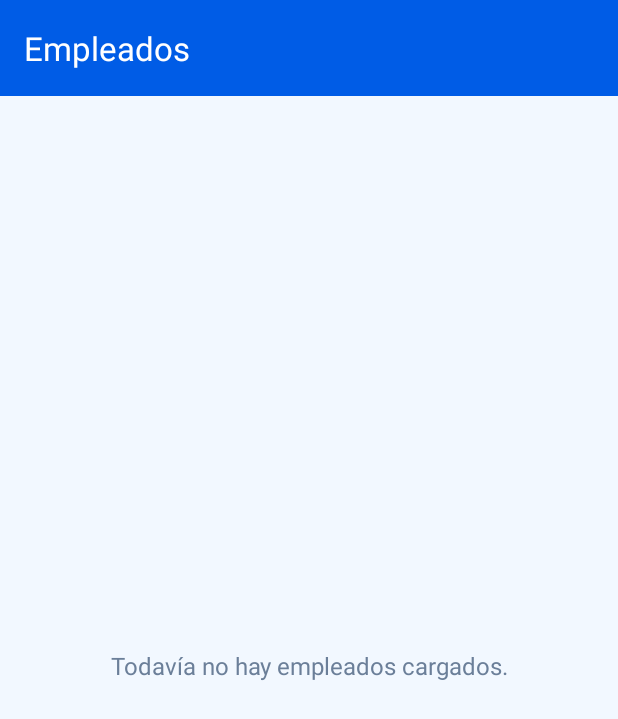
After one commit to ZagarNahuel/Tp-CalculadoraSalarial, an Android app: the EmpleadosActivity screen opened directly, with no data from a screen before it, on a phone screen of 412 x 824 dp. The commit adds this screen. Shown: the top 719 px of the screen. Run offline under Robolectric (Android 15) with nearby library versions, the phone set to English and light mode, and no system bars; our stand-ins replace Room's generated code, navigation-ui.

Commit message:
Agrego la pantalla Empleados con el listado en un RecyclerView
EmpleadosActivity con Toolbar y NavHostFragment, nav_empleados con la lista, EmpleadoAdapter (ListAdapter + DiffUtil) y ListaEmpleadosFragment que observa el LiveData de Room. La calculadora tiene un botón para entrar a Empleados.

```diff
--- a/app/build.gradle.kts
+++ b/app/build.gradle.kts
@@ -52,6 +52,9 @@ dependencies {
     implementation(libs.androidx.navigation.fragment)
     implementation(libs.androidx.navigation.ui)
 
+    // Listado de empleados
+    implementation(libs.androidx.recyclerview)
+
     // MVVM: ViewModel y LiveData
     implementation(libs.androidx.lifecycle.viewmodel.ktx)
     implementation(libs.androidx.lifecycle.livedata.ktx)
--- a/app/src/main/AndroidManifest.xml
+++ b/app/src/main/AndroidManifest.xml
@@ -33,6 +33,11 @@
             android:screenOrientation="portrait"
             android:windowSoftInputMode="adjustResize" />
         <activity
+            android:name=".empleados.EmpleadosActivity"
+            android:exported="false"
+            android:screenOrientation="portrait"
+            android:windowSoftInputMode="adjustResize" />
+        <activity
             android:name=".RegistroActivity"
             android:exported="false"
             android:screenOrientation="portrait"
--- a/app/src/main/java/com/example/calculadorasalarial/CalculadoraActivity.kt
+++ b/app/src/main/java/com/example/calculadorasalarial/CalculadoraActivity.kt
@@ -26,6 +26,7 @@ import androidx.core.view.ViewCompat
 import androidx.core.view.WindowCompat
 import androidx.core.view.WindowInsetsCompat
 import androidx.core.view.children
+import com.example.calculadorasalarial.empleados.EmpleadosActivity
 import com.google.android.material.button.MaterialButton
 import com.google.android.material.dialog.MaterialAlertDialogBuilder
 import java.util.Calendar
@@ -123,6 +124,11 @@ class CalculadoraActivity : AppCompatActivity() {
 
         // 'Atrás' (el botón y el del celular) vuelve al login y cierra la sesión.
         findViewById<Button>(R.id.btnAtras).setOnClickListener { volverAlLogin() }
+
+        // Abre la sección Empleados (TP 2).
+        findViewById<Button>(R.id.btnEmpleados).setOnClickListener {
+            startActivity(Intent(this, EmpleadosActivity::class.java))
+        }
         onBackPressedDispatcher.addCallback(this) { volverAlLogin() }
 
         spMes.adapter = adaptadorSpinnerBlanco(resources.getStringArray(R.array.lista_meses))
--- /dev/null
+++ b/app/src/main/java/com/example/calculadorasalarial/empleados/EmpleadosActivity.kt
@@ -0,0 +1,56 @@
+package com.example.calculadorasalarial.empleados
+
+import android.os.Bundle
+import androidx.appcompat.app.AppCompatActivity
+import androidx.core.view.ViewCompat
+import androidx.core.view.WindowCompat
+import androidx.core.view.WindowInsetsCompat
+import androidx.navigation.NavController
+import androidx.navigation.fragment.NavHostFragment
+import androidx.navigation.ui.NavigationUI
+import com.example.calculadorasalarial.R
+import com.example.calculadorasalarial.databinding.ActivityEmpleadosBinding
+
+// Aloja la sección Empleados: una barra arriba (Toolbar) y, debajo, un contenedor donde
+// Navigation Component cambia entre la lista, el alta y la modificación.
+class EmpleadosActivity : AppCompatActivity() {
+
+    private lateinit var binding: ActivityEmpleadosBinding
+    private lateinit var navController: NavController
+
+    override fun onCreate(savedInstanceState: Bundle?) {
+        super.onCreate(savedInstanceState)
+        binding = ActivityEmpleadosBinding.inflate(layoutInflater)
+        setContentView(binding.root)
+        ajustarBordesDelSistema()
+
+        setSupportActionBar(binding.toolbar)
+
+        // El NavHostFragment es el contenedor que muestra la pantalla actual del nav_empleados.
+        val navHost = supportFragmentManager.findFragmentById(R.id.contenedorEmpleados) as NavHostFragment
+        navController = navHost.navController
+
+        // La barra muestra el título de cada pantalla y la flecha para volver.
+        NavigationUI.setupActionBarWithNavController(this, navController)
+    }
+
+    // Flecha de volver de la barra: vuelve a la pantalla anterior de la navegación.
+    override fun onSupportNavigateUp(): Boolean = navController.navigateUp() || super.onSupportNavigateUp()
+
+    // Evita que la barra de estado, la de abajo o el teclado tapen el contenido.
+    private fun ajustarBordesDelSistema() {
+        WindowCompat.getInsetsController(window, binding.raizEmpleados).isAppearanceLightStatusBars = false
+
+        ViewCompat.setOnApplyWindowInsetsListener(binding.raizEmpleados) { _, insets ->
+            val barras = insets.getInsets(
+                WindowInsetsCompat.Type.systemBars() or WindowInsetsCompat.Type.displayCutout()
+            )
+            val teclado = insets.getInsets(WindowInsetsCompat.Type.ime())
+            binding.encabezadoEmpleados.setPadding(barras.left, barras.top, barras.right, 0)
+            binding.contenedorEmpleados.setPadding(
+                barras.left, 0, barras.right, maxOf(barras.bottom, teclado.bottom)
+            )
+            insets
+        }
+    }
+}
--- /dev/null
+++ b/app/src/main/java/com/example/calculadorasalarial/empleados/ListaEmpleadosFragment.kt
@@ -0,0 +1,52 @@
+package com.example.calculadorasalarial.empleados
+
+import android.os.Bundle
+import android.view.LayoutInflater
+import android.view.View
+import android.view.ViewGroup
+import androidx.fragment.app.Fragment
+import androidx.lifecycle.ViewModelProvider
+import androidx.recyclerview.widget.LinearLayoutManager
+import com.example.calculadorasalarial.databinding.FragmentListaEmpleadosBinding
+
+// Primera pantalla de Empleados: muestra todos los empleados guardados en la base.
+class ListaEmpleadosFragment : Fragment() {
+
+    // El binding solo vale mientras existe la vista del fragment, por eso se vacía en onDestroyView.
+    private var _binding: FragmentListaEmpleadosBinding? = null
+    private val binding get() = _binding!!
+
+    private lateinit var viewModel: EmpleadoViewModel
+    private lateinit var adaptador: EmpleadoAdapter
+
+    override fun onCreateView(
+        inflater: LayoutInflater,
+        container: ViewGroup?,
+        savedInstanceState: Bundle?
+    ): View {
+        _binding = FragmentListaEmpleadosBinding.inflate(inflater, container, false)
+        return binding.root
+    }
+
+    override fun onViewCreated(view: View, savedInstanceState: Bundle?) {
+        super.onViewCreated(view, savedInstanceState)
+
+        // El ViewModel es de la Activity, así todos los fragments comparten el mismo.
+        viewModel = ViewModelProvider(requireActivity())[EmpleadoViewModel::class.java]
+
+        adaptador = EmpleadoAdapter()
+        binding.recyclerEmpleados.layoutManager = LinearLayoutManager(requireContext())
+        binding.recyclerEmpleados.adapter = adaptador
+
+        // Observer: cada vez que cambia la tabla en Room, llega la lista nueva y se redibuja.
+        viewModel.empleados.observe(viewLifecycleOwner) { lista ->
+            adaptador.submitList(lista)
+            binding.tvListaVacia.visibility = if (lista.isEmpty()) View.VISIBLE else View.GONE
+        }
+    }
+
+    override fun onDestroyView() {
+        super.onDestroyView()
+        _binding = null
+    }
+}
--- /dev/null
+++ b/app/src/main/res/layout/activity_empleados.xml
@@ -0,0 +1,40 @@
+<?xml version="1.0" encoding="utf-8"?>
+<LinearLayout xmlns:android="http://schemas.android.com/apk/res/android"
+    xmlns:app="http://schemas.android.com/apk/res-auto"
+    xmlns:tools="http://schemas.android.com/tools"
+    android:id="@+id/raizEmpleados"
+    android:layout_width="match_parent"
+    android:layout_height="match_parent"
+    android:background="@color/calc_fondo"
+    android:orientation="vertical"
+    tools:context=".empleados.EmpleadosActivity">
+
+    <!-- El azul llega hasta arriba de todo: el espacio de la barra de estado se suma desde el código. -->
+    <LinearLayout
+        android:id="@+id/encabezadoEmpleados"
+        android:layout_width="match_parent"
+        android:layout_height="wrap_content"
+        android:background="@color/calc_azul"
+        android:orientation="vertical">
+
+        <com.google.android.material.appbar.MaterialToolbar
+            android:id="@+id/toolbar"
+            android:layout_width="match_parent"
+            android:layout_height="?attr/actionBarSize"
+            android:background="@android:color/transparent"
+            android:theme="@style/ThemeOverlay.CalculadoraSalarial.Toolbar"
+            app:navigationIconTint="@color/white"
+            app:popupTheme="@style/ThemeOverlay.AppCompat.Light"
+            app:titleTextColor="@color/white" />
+    </LinearLayout>
+
+    <!-- Acá se van cambiando las pantallas (fragments) según el nav_empleados. -->
+    <androidx.fragment.app.FragmentContainerView
+        android:id="@+id/contenedorEmpleados"
+        android:name="androidx.navigation.fragment.NavHostFragment"
+        android:layout_width="match_parent"
+        android:layout_height="0dp"
+        android:layout_weight="1"
+        app:defaultNavHost="true"
+        app:navGraph="@navigation/nav_empleados" />
+</LinearLayout>
--- /dev/null
+++ b/app/src/main/res/layout/fragment_lista_empleados.xml
@@ -0,0 +1,29 @@
+<?xml version="1.0" encoding="utf-8"?>
+<FrameLayout xmlns:android="http://schemas.android.com/apk/res/android"
+    xmlns:tools="http://schemas.android.com/tools"
+    android:layout_width="match_parent"
+    android:layout_height="match_parent"
+    tools:context=".empleados.ListaEmpleadosFragment">
+
+    <!-- El espacio de abajo evita que el botón de agregar tape al último empleado. -->
+    <androidx.recyclerview.widget.RecyclerView
+        android:id="@+id/recyclerEmpleados"
+        android:layout_width="match_parent"
+        android:layout_height="match_parent"
+        android:clipToPadding="false"
+        android:paddingTop="8dp"
+        android:paddingBottom="96dp"
+        tools:listitem="@layout/item_empleado" />
+
+    <TextView
+        android:id="@+id/tvListaVacia"
+        android:layout_width="wrap_content"
+        android:layout_height="wrap_content"
+        android:layout_gravity="center"
+        android:gravity="center"
+        android:padding="32dp"
+        android:text="@string/emp_lista_vacia"
+        android:textColor="@color/calc_domingo_texto"
+        android:textSize="16sp"
+        android:visibility="gone" />
+</FrameLayout>
--- /dev/null
+++ b/app/src/main/res/navigation/nav_empleados.xml
@@ -0,0 +1,14 @@
+<?xml version="1.0" encoding="utf-8"?>
+<!-- Mapa de pantallas de Empleados. 'startDestination' es la primera que se muestra. -->
+<navigation xmlns:android="http://schemas.android.com/apk/res/android"
+    xmlns:app="http://schemas.android.com/apk/res-auto"
+    xmlns:tools="http://schemas.android.com/tools"
+    android:id="@+id/nav_empleados"
+    app:startDestination="@id/listaEmpleadosFragment">
+
+    <fragment
+        android:id="@+id/listaEmpleadosFragment"
+        android:name="com.example.calculadorasalarial.empleados.ListaEmpleadosFragment"
+        android:label="@string/emp_titulo"
+        tools:layout="@layout/fragment_lista_empleados" />
+</navigation>
--- /dev/null
+++ b/app/src/main/res/values/empleados_strings.xml
@@ -0,0 +1,8 @@
+<?xml version="1.0" encoding="utf-8"?>
+<resources>
+    <!-- Textos de la sección Empleados (TP 2). -->
+    <string name="emp_titulo">Empleados</string>
+    <string name="emp_ir_a_empleados">Gestionar empleados</string>
+    <string name="emp_lista_vacia">Todavía no hay empleados cargados.</string>
+    <string name="emp_detalle">DNI %1$s · %2$s · %3$s</string>
+</resources>
--- a/app/src/main/res/values/themes.xml
+++ b/app/src/main/res/values/themes.xml
@@ -7,4 +7,9 @@
     </style>
 
     <style name="Theme.CalculadoraSalarial" parent="Base.Theme.CalculadoraSalarial" />
+
+    <!-- Barra de arriba de Empleados: texto e íconos blancos sobre el azul. -->
+    <style name="ThemeOverlay.CalculadoraSalarial.Toolbar" parent="ThemeOverlay.AppCompat.Dark.ActionBar">
+        <item name="colorControlNormal">@color/white</item>
+    </style>
 </resources>
--- a/gradle/libs.versions.toml
+++ b/gradle/libs.versions.toml
@@ -12,6 +12,7 @@ ksp = "2.3.14"
 room = "2.8.5"
 navigation = "2.10.2"
 lifecycle = "2.11.0"
+recyclerview = "1.4.0"
 
 [libraries]
 androidx-core-ktx = { group = "androidx.core", name = "core-ktx", version.ref = "coreKtx" }
@@ -29,6 +30,7 @@ androidx-navigation-fragment = { group = "androidx.navigation", name = "navigati
 androidx-navigation-ui = { group = "androidx.navigation", name = "navigation-ui", version.ref = "navigation" }
 androidx-lifecycle-viewmodel-ktx = { group = "androidx.lifecycle", name = "lifecycle-viewmodel-ktx", version.ref = "lifecycle" }
 androidx-lifecycle-livedata-ktx = { group = "androidx.lifecycle", name = "lifecycle-livedata-ktx", version.ref = "lifecycle" }
+androidx-recyclerview = { group = "androidx.recyclerview", name = "recyclerview", version.ref = "recyclerview" }
 
 [plugins]
 android-application = { id = "com.android.application", version.ref = "agp" }
```
Also changed, not shown: app/src/main/java/com/example/calculadorasalarial/empleados/EmpleadoAdapter.kt (added, +45 -0 lines), app/src/main/res/layout/activity_calculadora.xml (+13 -0 lines), app/src/main/res/layout/item_empleado.xml (added, +46 -0 lines).
